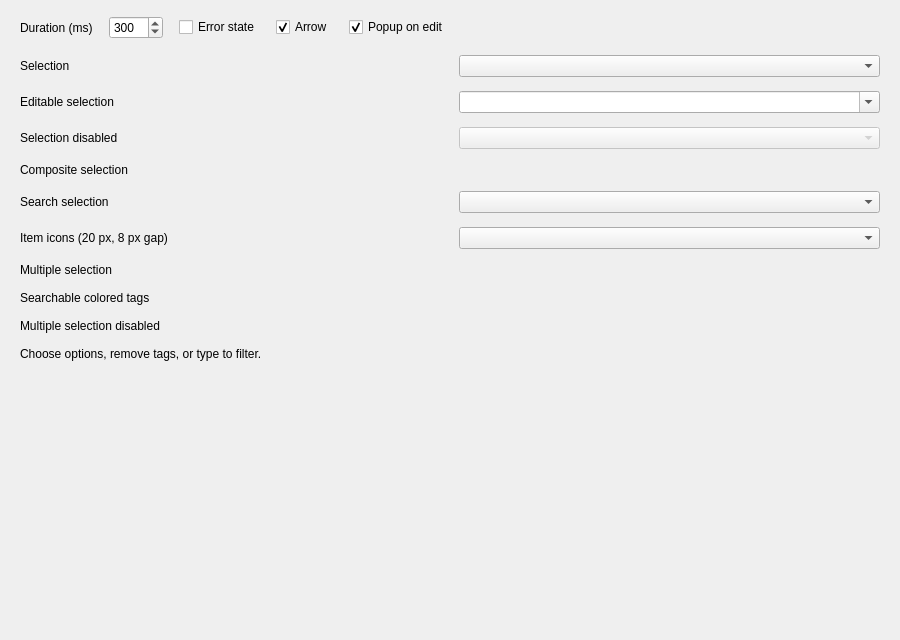
Qt form examples/comboboxespage.ui (daonvshu/qt-animated-widgets) before a commit.
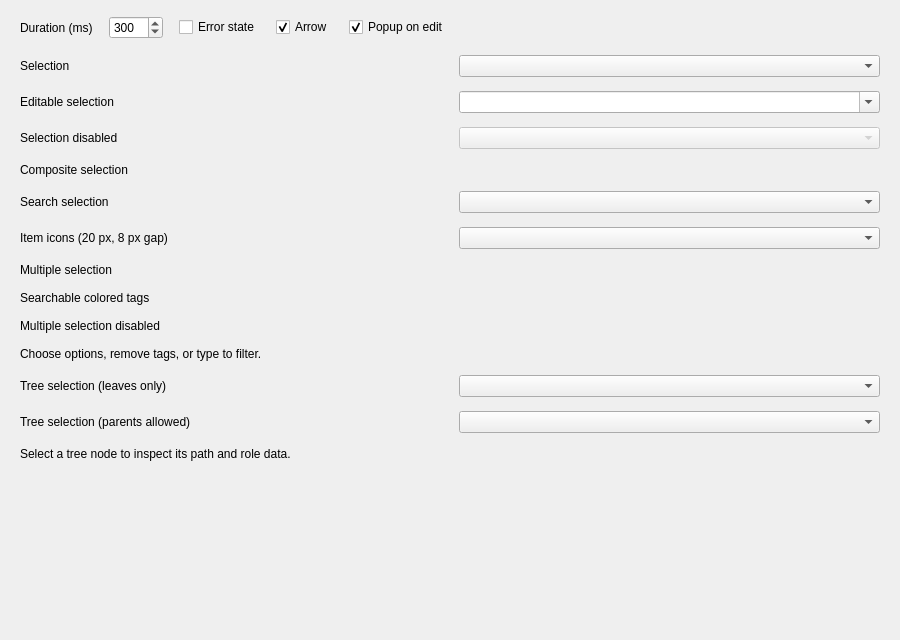
The same form after that commit. Custom widgets are drawn as their Qt base class.

Commit message: feat: add tree combo box and searchable tree popup

```diff
--- a/examples/comboboxespage.ui
+++ b/examples/comboboxespage.ui
@@ -142,6 +142,30 @@
        <property name="enabled"><bool>false</bool></property>
       </widget>
      </item>
+     <item row="10" column="0">
+      <widget class="QLabel" name="treeLabel">
+       <property name="text"><string>Tree selection (leaves only)</string></property>
+      </widget>
+     </item>
+     <item row="10" column="1">
+      <widget class="TreeComboBox" name="comboTree"/>
+     </item>
+     <item row="11" column="0">
+      <widget class="QLabel" name="treeParentLabel">
+       <property name="text"><string>Tree selection (parents allowed)</string></property>
+      </widget>
+     </item>
+     <item row="11" column="1">
+      <widget class="TreeComboBox" name="comboTreeParents">
+       <property name="leafOnly"><bool>false</bool></property>
+       <property name="searchable"><bool>false</bool></property>
+      </widget>
+     </item>
+     <item row="12" column="0" colspan="2">
+      <widget class="QLabel" name="treeResultLabel">
+       <property name="text"><string>Select a tree node to inspect its path and role data.</string></property>
+      </widget>
+     </item>
      <item row="9" column="0" colspan="2">
       <widget class="QLabel" name="multiResultLabel">
        <property name="text"><string>Choose options, remove tags, or type to filter.</string></property>
@@ -160,6 +184,11 @@
   </layout>
  </widget>
  <customwidgets>
+  <customwidget>
+   <class>TreeComboBox</class>
+   <extends>QComboBox</extends>
+   <header>animatedwidgets/comboboxes/treecombobox.h</header>
+  </customwidget>
   <customwidget>
    <class>MultiSelectComboBox</class>
    <extends>QWidget</extends>
```
The commit also changes 21 other files.
